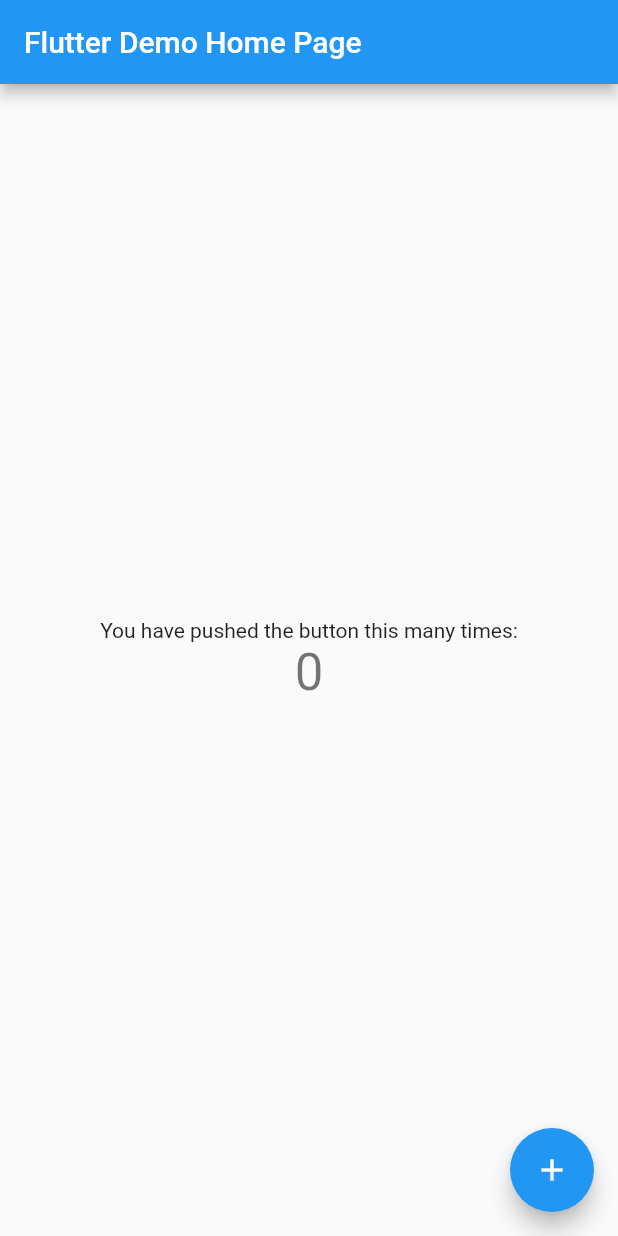
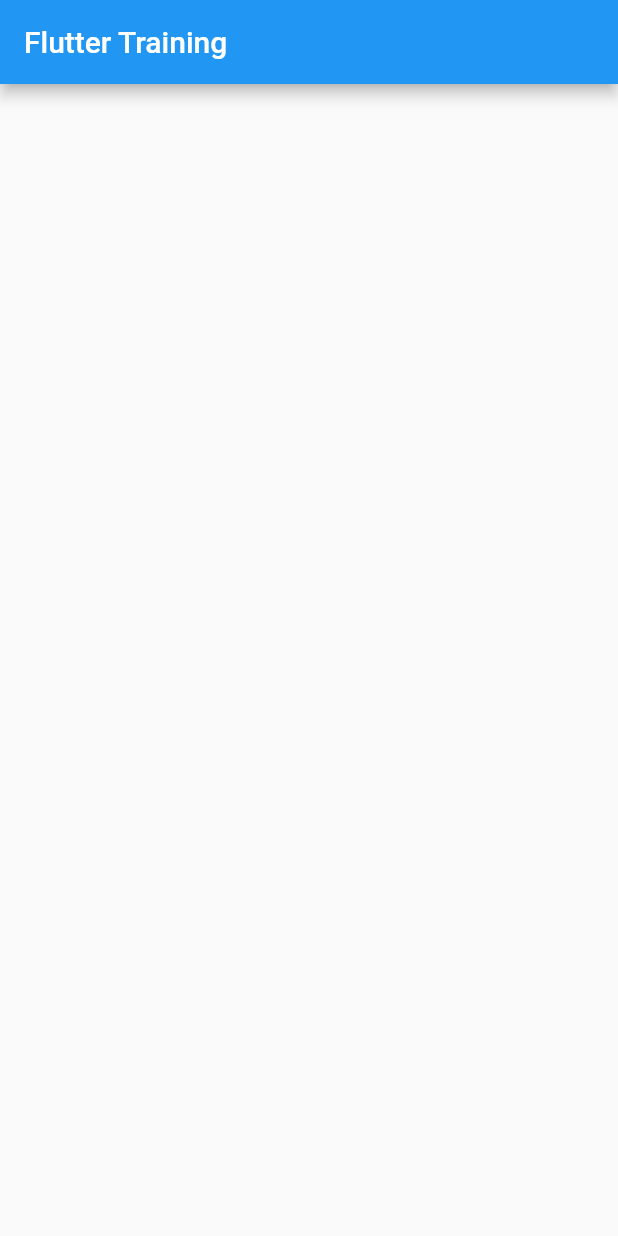
Before and after one commit to bryanbauzon/flutter_training, a Flutter app: the screen it shows after launch, on a phone screen of 412 x 824 dp. Run offline on Flutter 3.47's test engine with Material 2 defaults, Android fonts, the phone set to English and light mode, and no system bars.

Commit message:
Added folder screens | removed some codes | added traing-page.dart

```diff
--- a/lib/main.dart
+++ b/lib/main.dart
@@ -1,4 +1,5 @@
 import 'package:flutter/material.dart';
+import 'package:flutter_training/screens/training-page.dart';
 
 void main() => runApp(MyApp());
 
@@ -9,101 +10,9 @@ class MyApp extends StatelessWidget {
     return MaterialApp(
       title: 'Flutter Demo',
       theme: ThemeData(
-        // This is the theme of your application.
-        //
-        // Try running your application with "flutter run". You'll see the
-        // application has a blue toolbar. Then, without quitting the app, try
-        // changing the primarySwatch below to Colors.green and then invoke
-        // "hot reload" (press "r" in the console where you ran "flutter run",
-        // or simply save your changes to "hot reload" in a Flutter IDE).
-        // Notice that the counter didn't reset back to zero; the application
-        // is not restarted.
         primarySwatch: Colors.blue,
       ),
-      home: MyHomePage(title: 'Flutter Demo Home Page'),
+      home: TraingPage(),
     );
   }
 }
-
-class MyHomePage extends StatefulWidget {
-  MyHomePage({Key key, this.title}) : super(key: key);
-
-  // This widget is the home page of your application. It is stateful, meaning
-  // that it has a State object (defined below) that contains fields that affect
-  // how it looks.
-
-  // This class is the configuration for the state. It holds the values (in this
-  // case the title) provided by the parent (in this case the App widget) and
-  // used by the build method of the State. Fields in a Widget subclass are
-  // always marked "final".
-
-  final String title;
-
-  @override
-  _MyHomePageState createState() => _MyHomePageState();
-}
-
-class _MyHomePageState extends State<MyHomePage> {
-  int _counter = 0;
-
-  void _incrementCounter() {
-    setState(() {
-      // This call to setState tells the Flutter framework that something has
-      // changed in this State, which causes it to rerun the build method below
-      // so that the display can reflect the updated values. If we changed
-      // _counter without calling setState(), then the build method would not be
-      // called again, and so nothing would appear to happen.
-      _counter++;
-    });
-  }
-
-  @override
-  Widget build(BuildContext context) {
-    // This method is rerun every time setState is called, for instance as done
-    // by the _incrementCounter method above.
-    //
-    // The Flutter framework has been optimized to make rerunning build methods
-    // fast, so that you can just rebuild anything that needs updating rather
-    // than having to individually change instances of widgets.
-    return Scaffold(
-      appBar: AppBar(
-        title: Text(widget.title),
-      ),
-      body: Center(
-        // Center is a layout widget. It takes a single child and positions it
-        // in the middle of the parent.
-        child: Column(
-          // Column is also a layout widget. It takes a list of children and
-          // arranges them vertically. By default, it sizes itself to fit its
-          // children horizontally, and tries to be as tall as its parent.
-          //
-          // Invoke "debug painting" (press "p" in the console, choose the
-          // "Toggle Debug Paint" action from the Flutter Inspector in Android
-          // Studio, or the "Toggle Debug Paint" command in Visual Studio Code)
-          // to see the wireframe for each widget.
-          //
-          // Column has various properties to control how it sizes itself and
-          // how it positions its children. Here we use mainAxisAlignment to
-          // center the children vertically; the main axis here is the vertical
-          // axis because Columns are vertical (the cross axis would be
-          // horizontal).
-          mainAxisAlignment: MainAxisAlignment.center,
-          children: <Widget>[
-            Text(
-              'You have pushed the button this many times:',
-            ),
-            Text(
-              '$_counter',
-              style: Theme.of(context).textTheme.display1,
-            ),
-          ],
-        ),
-      ),
-      floatingActionButton: FloatingActionButton(
-        onPressed: _incrementCounter,
-        tooltip: 'Increment',
-        child: Icon(Icons.add),
-      ), // This trailing comma makes auto-formatting nicer for build methods.
-    );
-  }
-}
--- /dev/null
+++ b/lib/screens/training-page.dart
@@ -0,0 +1,18 @@
+import 'package:flutter/material.dart';
+
+class TraingPage extends StatefulWidget{
+  @override
+  _TrainingPageState createState() => _TrainingPageState();
+}
+
+class _TrainingPageState extends State<TraingPage>{
+  @override
+  Widget build(BuildContext context) {
+    return Scaffold(
+      appBar: AppBar(
+        title:Text("Flutter Training"),
+      ),
+    );
+  }
+
+}
```
